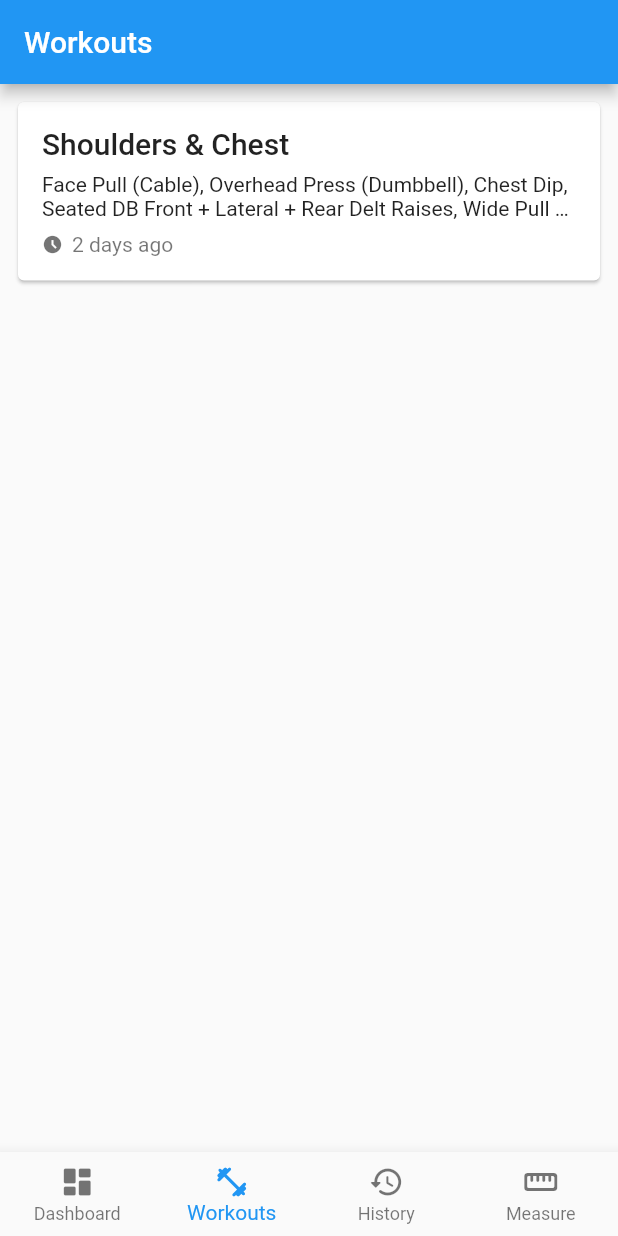
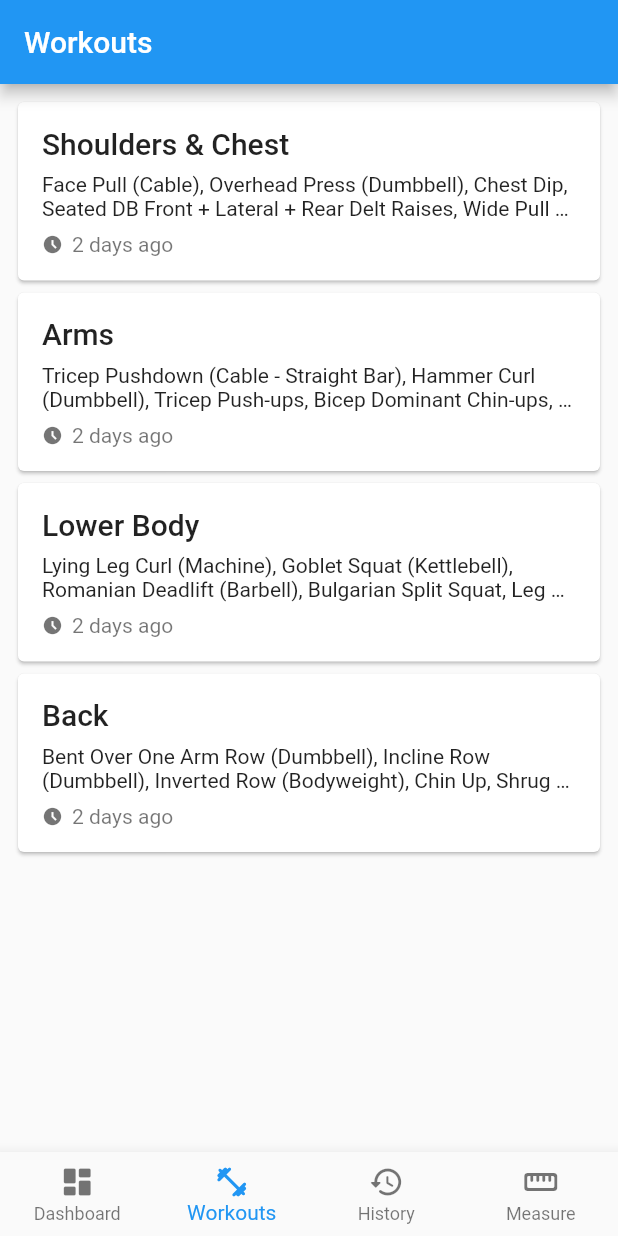
Before and after one commit to eeshangarg/fitness_copilot, a Flutter app: the screen it shows after launch, item 2 of the bottom bar chosen, on a phone screen of 412 x 824 dp. Run offline on Flutter 3.47's test engine with Material 2 defaults, Android fonts, the phone set to English and light mode, and no system bars.

Commit message:
screens: Add the Workouts screen widget.

```diff
--- a/lib/sample_data.dart
+++ b/lib/sample_data.dart
@@ -10,6 +10,26 @@ Exercise shoulderRaises = Exercise(
 Exercise widePullUp = Exercise(name: 'Wide Pull Up');
 Exercise seatedCalfRaise = Exercise(name: 'Seated Calf Raise (Machine)');
 Exercise standingCalfRaise = Exercise(name: 'Standing Calf Raise (Machine)');
+Exercise tricepPushdown = Exercise(
+  name: 'Tricep Pushdown (Cable - Straight Bar)',
+);
+Exercise hammerCurl = Exercise(name: 'Hammer Curl (Dumbbell)');
+Exercise tricepPushups = Exercise(name: 'Tricep Push-ups');
+Exercise bicepChinups = Exercise(name: 'Bicep Dominant Chin-ups');
+Exercise closeGripBenchPress = Exercise(
+  name: 'Bench Press - Close Grip (Barbell)',
+);
+Exercise lyingLegCurl = Exercise(name: 'Lying Leg Curl (Machine)');
+Exercise gobletSquat = Exercise(name: 'Goblet Squat (Kettlebell)');
+Exercise romanianDeadlift = Exercise(name: 'Romanian Deadlift (Barbell)');
+Exercise bulgarianSplitSquat = Exercise(name: 'Bulgarian Split Squat');
+Exercise legPress = Exercise(name: 'Leg Press');
+Exercise oneArmRow = Exercise(name: 'Bent Over One Arm Row (Dumbbell)');
+Exercise inclineRow = Exercise(name: 'Incline Row (Dumbbell)');
+Exercise invertedRow = Exercise(name: 'Inverted Row (Bodyweight)');
+Exercise chinUp = Exercise(name: 'Chin Up');
+Exercise shrugs = Exercise(name: 'Shrug (Dumbbell)');
+Exercise backExtension = Exercise(name: 'Back Extension');
 
 Workout shouldersWorkout = Workout(
   name: 'Shoulders & Chest',
@@ -23,7 +43,43 @@ Workout shouldersWorkout = Workout(
     standingCalfRaise,
   ],
 );
+Workout armsWorkout = Workout(
+  name: 'Arms',
+  exercises: [
+    tricepPushdown,
+    hammerCurl,
+    tricepPushups,
+    bicepChinups,
+    closeGripBenchPress,
+  ],
+);
+Workout lowerBodyWorkout = Workout(
+  name: 'Lower Body',
+  exercises: [
+    lyingLegCurl,
+    gobletSquat,
+    romanianDeadlift,
+    bulgarianSplitSquat,
+    legPress,
+    seatedCalfRaise,
+    standingCalfRaise,
+  ],
+);
+Workout backWorkout = Workout(
+  name: 'Back',
+  exercises: [
+    oneArmRow,
+    inclineRow,
+    invertedRow,
+    chinUp,
+    shrugs,
+    backExtension,
+  ],
+);
 
 List<Workout> sampleWorkouts = [
   shouldersWorkout,
+  armsWorkout,
+  lowerBodyWorkout,
+  backWorkout,
 ];
--- a/lib/screens/homepage.dart
+++ b/lib/screens/homepage.dart
@@ -1,5 +1,6 @@
-import 'package:fitness_copilot/components/workout_card.dart';
+import 'package:fitness_copilot/models/workout.dart';
 import 'package:fitness_copilot/sample_data.dart';
+import 'package:fitness_copilot/screens/workouts.dart';
 import 'package:flutter/material.dart';
 
 class HomePage extends StatefulWidget {
@@ -14,6 +15,8 @@ class _HomePageState extends State<HomePage> {
   static const String kWorkoutsLabel = 'Workouts';
   static const String kHistoryLabel = 'History';
   static const String kMeasureLabel = 'Measure';
+
+  final List<Workout> _workouts = sampleWorkouts;
 
   int _selectedIndex = 0;
   final List<String> _tabNames = [
@@ -41,12 +44,7 @@ class _HomePageState extends State<HomePage> {
         kDashboardLabel,
         style: optionStyle,
       ),
-      ListView(
-        padding: const EdgeInsets.all(8),
-        children: [
-          WorkoutCard(workout: shouldersWorkout),
-        ],
-      ),
+      Workouts(workouts: _workouts),
       const Text(
         kHistoryLabel,
         style: optionStyle,
--- /dev/null
+++ b/lib/screens/workouts.dart
@@ -0,0 +1,24 @@
+import 'package:fitness_copilot/components/workout_card.dart';
+import 'package:fitness_copilot/models/workout.dart';
+import 'package:flutter/material.dart';
+
+class Workouts extends StatelessWidget {
+  const Workouts({
+    Key? key,
+    required List<Workout> workouts,
+  })  : _workouts = workouts,
+        super(key: key);
+
+  final List<Workout> _workouts;
+
+  @override
+  Widget build(BuildContext context) {
+    return ListView.builder(
+      padding: const EdgeInsets.all(8),
+      itemCount: _workouts.length,
+      itemBuilder: (context, index) {
+        return WorkoutCard(workout: _workouts[index]);
+      },
+    );
+  }
+}
```
